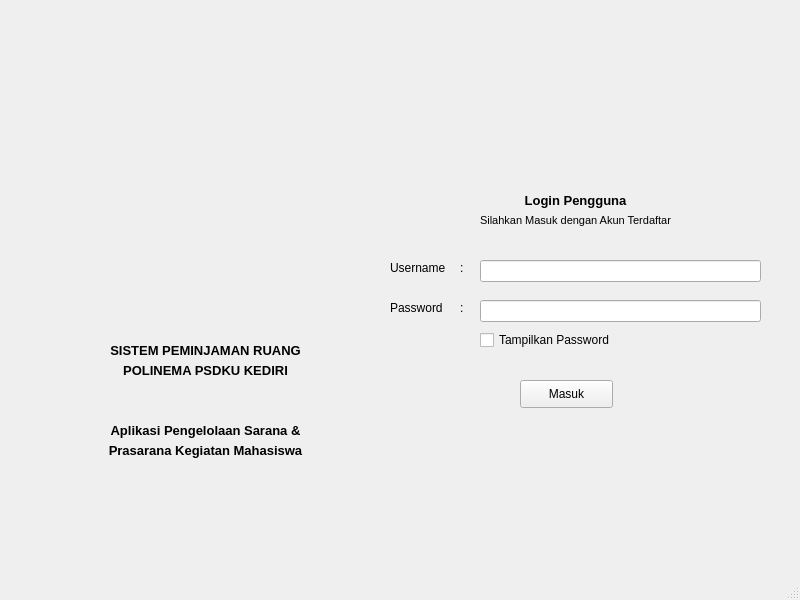
First picture: the form in ui/login.ui, repository Ariel-F-S/SistemPeminjamanRuangPolinemaKampusKediri, before the edit.
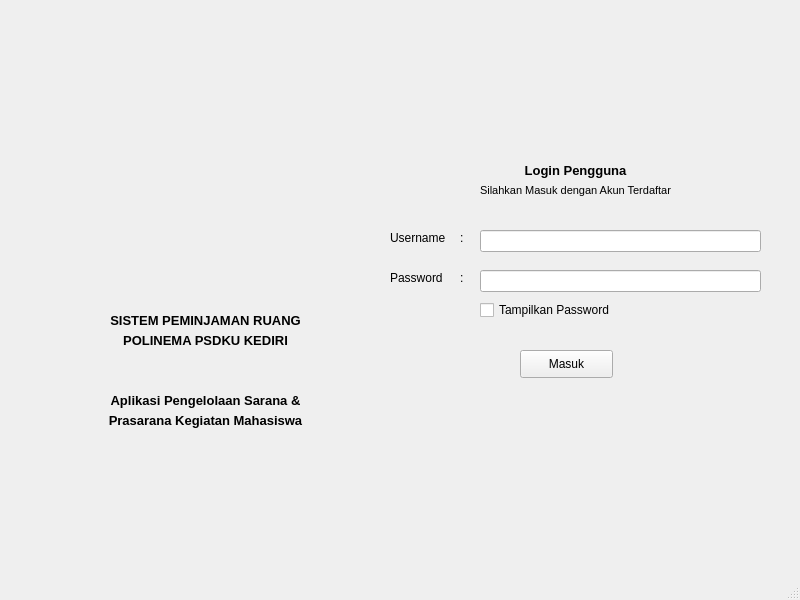
Second picture: the form after the edit. Icons and pictures are not drawn.

Diff of the .ui file:
```diff
--- a/ui/login.ui
+++ b/ui/login.ui
@@ -18,7 +18,7 @@
     <property name="geometry">
      <rect>
       <x>120</x>
-      <y>150</y>
+      <y>120</y>
       <width>181</width>
       <height>181</height>
      </rect>
@@ -37,7 +37,7 @@
     <property name="geometry">
      <rect>
       <x>20</x>
-      <y>340</y>
+      <y>310</y>
       <width>371</width>
       <height>20</height>
      </rect>
@@ -60,7 +60,7 @@
     <property name="geometry">
      <rect>
       <x>20</x>
-      <y>360</y>
+      <y>330</y>
       <width>371</width>
       <height>20</height>
      </rect>
@@ -83,7 +83,7 @@
     <property name="geometry">
      <rect>
       <x>20</x>
-      <y>420</y>
+      <y>390</y>
       <width>371</width>
       <height>21</height>
      </rect>
@@ -106,7 +106,7 @@
     <property name="geometry">
      <rect>
       <x>20</x>
-      <y>440</y>
+      <y>410</y>
       <width>371</width>
       <height>21</height>
      </rect>
@@ -129,7 +129,7 @@
     <property name="geometry">
      <rect>
       <x>390</x>
-      <y>190</y>
+      <y>160</y>
       <width>371</width>
       <height>21</height>
      </rect>
@@ -152,7 +152,7 @@
     <property name="geometry">
      <rect>
       <x>390</x>
-      <y>210</y>
+      <y>180</y>
       <width>371</width>
       <height>21</height>
      </rect>
@@ -175,7 +175,7 @@
     <property name="geometry">
      <rect>
       <x>390</x>
-      <y>260</y>
+      <y>230</y>
       <width>71</width>
       <height>16</height>
      </rect>
@@ -188,7 +188,7 @@
     <property name="geometry">
      <rect>
       <x>390</x>
-      <y>300</y>
+      <y>270</y>
       <width>71</width>
       <height>16</height>
      </rect>
@@ -201,7 +201,7 @@
     <property name="geometry">
      <rect>
       <x>460</x>
-      <y>260</y>
+      <y>230</y>
       <width>16</width>
       <height>16</height>
      </rect>
@@ -214,7 +214,7 @@
     <property name="geometry">
      <rect>
       <x>460</x>
-      <y>300</y>
+      <y>270</y>
       <width>16</width>
       <height>16</height>
      </rect>
@@ -227,7 +227,7 @@
     <property name="geometry">
      <rect>
       <x>480</x>
-      <y>260</y>
+      <y>230</y>
       <width>281</width>
       <height>22</height>
      </rect>
@@ -237,7 +237,7 @@
     <property name="geometry">
      <rect>
       <x>480</x>
-      <y>300</y>
+      <y>270</y>
       <width>281</width>
       <height>22</height>
      </rect>
@@ -247,7 +247,7 @@
     <property name="geometry">
      <rect>
       <x>480</x>
-      <y>330</y>
+      <y>300</y>
       <width>151</width>
       <height>20</height>
      </rect>
@@ -260,7 +260,7 @@
     <property name="geometry">
      <rect>
       <x>520</x>
-      <y>380</y>
+      <y>350</y>
       <width>93</width>
       <height>28</height>
      </rect>
```
Left out of the diff: 4 changed lines with no effect on the pictures.
